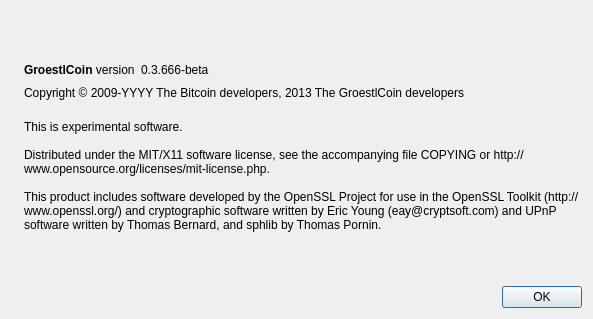
This is src/qt/forms/aboutdialog.ui in ghostlander/Groestlcoin-Old as Qt 5 draws it before an edit. The edited form follows.
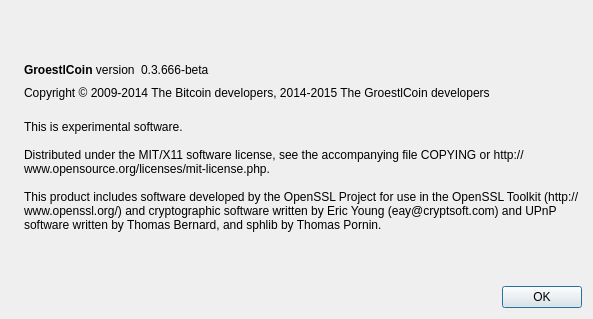
This is the edited form. Icons and pictures are not drawn.

What changed in the file:
```diff
--- a/src/qt/forms/aboutdialog.ui
+++ b/src/qt/forms/aboutdialog.ui
@@ -91,7 +91,7 @@
         <cursorShape>IBeamCursor</cursorShape>
        </property>
        <property name="text">
-        <string notr="true">Copyright &amp;copy; 2009-YYYY The Bitcoin developers, 2013 The GroestlCoin developers</string>
+        <string notr="true">Copyright &amp;copy; 2009-2014 The Bitcoin developers, 2014-2015 The GroestlCoin developers</string>
        </property>
        <property name="textFormat">
         <enum>Qt::RichText</enum>
```
